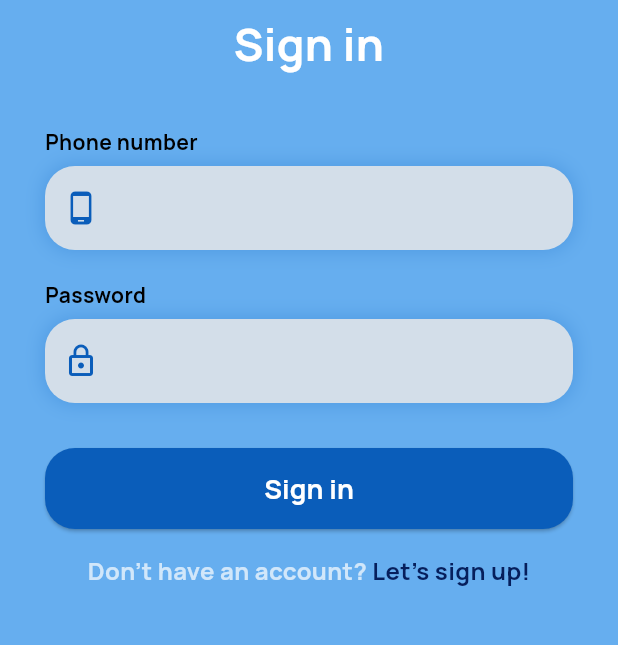
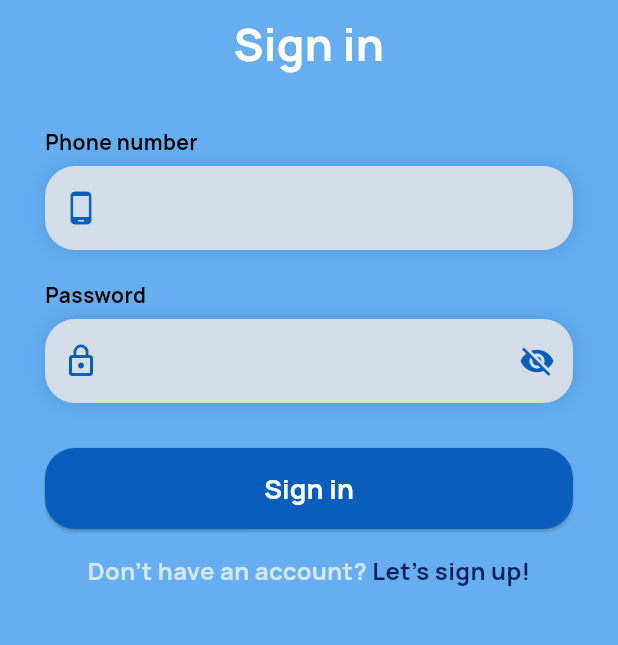
Before and after one commit to HeliaShafiee/APProject, a Flutter app: the screen it shows after launch, on a phone screen of 412 x 824 dp, the part 374-1019 px from its top. Run offline on Flutter 3.47's test engine with Material 3 defaults, Android fonts, the light colour scheme and no system bars; our stand-ins replace google_fonts.

Commit message:
add phone and password validation with password visibility toggle

```diff
--- a/lib/Screens/auth/sign_in.dart
+++ b/lib/Screens/auth/sign_in.dart
@@ -1,7 +1,6 @@
 import 'package:approject/Screens/auth/sign_up.dart';
 import 'package:flutter/material.dart';
 import 'package:google_fonts/google_fonts.dart';
-
 
 class SignInScreen extends StatefulWidget {
   const SignInScreen({super.key});
@@ -9,8 +8,12 @@ class SignInScreen extends StatefulWidget {
   @override
   State<SignInScreen> createState() => _SignInScreenState();
 }
-class _SignInScreenState extends State<SignInScreen>{
+
+class _SignInScreenState extends State<SignInScreen> {
   String? phoneError;
+  String? passwordError;
+  bool obscurePassword = true;
+
 
   @override
   Widget build(BuildContext context) {
@@ -29,7 +32,7 @@ class _SignInScreenState extends State<SignInScreen>{
                 style: GoogleFonts.pacifico(
                   fontSize: 46,
                   fontWeight: FontWeight.bold,
-                  color: Color(0xFF061F5C),
+                  color: const Color(0xFF061F5C),
                 ),
               ),
               const SizedBox(height: 8),
@@ -37,7 +40,8 @@ class _SignInScreenState extends State<SignInScreen>{
                 'Sign in',
                 textAlign: TextAlign.center,
                 style: GoogleFonts.manrope(
-                  fontSize: 30,fontWeight: FontWeight.bold,
+                  fontSize: 30,
+                  fontWeight: FontWeight.bold,
                   color: Colors.white,
                 ),
               ),
@@ -60,7 +64,11 @@ class _SignInScreenState extends State<SignInScreen>{
                 ),
                 child: Text(
                   'Sign in',
-                  style: GoogleFonts.manrope(fontSize: 18, color: Colors.white,fontWeight: FontWeight.bold),
+                  style: GoogleFonts.manrope(
+                    fontSize: 18,
+                    color: Colors.white,
+                    fontWeight: FontWeight.bold,
+                  ),
                 ),
               ),
 
@@ -73,7 +81,8 @@ class _SignInScreenState extends State<SignInScreen>{
                     "Don't have an account? ",
                     style: GoogleFonts.manrope(
                       color: Colors.white70,
-                      fontSize: 16,fontWeight: FontWeight.bold
+                      fontSize: 16,
+                      fontWeight: FontWeight.bold,
                     ),
                   ),
                   GestureDetector(
@@ -85,10 +94,10 @@ class _SignInScreenState extends State<SignInScreen>{
                         ),
                       );
                     },
-                    child:  Text(
+                    child: Text(
                       "Let's sign up!",
                       style: GoogleFonts.manrope(
-                        color: Color(0xFF061F5C),
+                        color: const Color(0xFF061F5C),
                         fontSize: 16,
                         fontWeight: FontWeight.bold,
                       ),
@@ -96,7 +105,6 @@ class _SignInScreenState extends State<SignInScreen>{
                   ),
                 ],
               ),
-
             ],
           ),
         ),
@@ -129,14 +137,17 @@ class _SignInScreenState extends State<SignInScreen>{
             ],
           ),
           child: TextField(
-            obscureText: obscure,
-            keyboardType: obscure ? TextInputType.text : TextInputType.phone,
-            onChanged: (value){
-              if(label == 'Phone number'){
-                setState((){
+            obscureText: label == 'Password' ? obscurePassword: obscure,
+            keyboardType:
+            obscure ? TextInputType.text : TextInputType.phone,
+            onChanged: (value) {
+              setState(() {
+                if (label == 'Phone number') {
                   phoneError = validatePhoneNumber(value);
+                } else if (label == 'Password') {
+                  passwordError = validatePassword(value);
+                }
               });
-              }
             },
             decoration: InputDecoration(
               filled: true,
@@ -146,6 +157,19 @@ class _SignInScreenState extends State<SignInScreen>{
                 obscure ? Icons.lock_outline : Icons.phone_android,
                 color: const Color(0xFF0A5DBA),
               ),
+
+              suffixIcon: label == 'Password' ? IconButton(
+                  icon : Icon(obscurePassword ?
+                          Icons.visibility_off :
+                          Icons.visibility,
+                          color: const Color(0xFF0A5DBA),),
+                onPressed: () {
+                    setState(() {
+                      obscurePassword = !obscurePassword;
+                    });
+              },
+              )
+              : null,
 
               enabledBorder: OutlineInputBorder(
                 borderRadius: BorderRadius.circular(20),
@@ -162,25 +186,75 @@ class _SignInScreenState extends State<SignInScreen>{
             ),
           ),
         ),
-        if(label == 'Phone number' && phoneError != null)
-          Padding(padding:  const EdgeInsets.only(top: 6, left: 8),
-                  child: Text(phoneError!, style: GoogleFonts.manrope(
-                  color: Colors.redAccent, fontSize: 13,
+
+        if (label == 'Phone number' && phoneError != null)
+          Padding(
+            padding: const EdgeInsets.only(top: 6, left: 8),
+            child: Text(
+              phoneError!,
+              style: GoogleFonts.manrope(
+                color: Colors.redAccent,
+                fontSize: 13,
                 fontWeight: FontWeight.w600,
-    ),),
+              ),
+            ),
+          ),
+
+        if (label == 'Password' && passwordError != null)
+          Padding(
+            padding: const EdgeInsets.only(top: 6, left: 8),
+            child: Text(
+              passwordError!,
+              style: GoogleFonts.manrope(
+                color: Colors.redAccent,
+                fontSize: 13,
+                fontWeight: FontWeight.w600,
+              ),
+            ),
           ),
       ],
     );
   }
-  //Validate methides :
-String? validatePhoneNumber(String value){
 
-    if(!RegExp(r'\d+$').hasMatch(value)){
-      return "Phone number must contains digits only!";
+  //Validate methods
+
+  String? validatePhoneNumber(String value) {
+    if (value.isEmpty) {
+      return 'Phone number must be 11 digits';
     }
-    if(value.length != 11 || value.isEmpty){
-      return "Phone number must be 11 digits.";
+
+    if (!RegExp(r'^\d+$').hasMatch(value)) {
+      return 'Phone number must contain digits only!';
     }
+
+    if (value.length != 11) {
+      return 'Phone number must be 11 digits';
+    }
+
+    return null;
+  }
+
+  String? validatePassword(String value) {
+    if (value.isEmpty || value.length < 8) {
+      return 'Password must be at least 8 characters';
+    }
+
+    if (!RegExp(r'[A-Z]').hasMatch(value)) {
+      return 'Password must contain an uppercase letter';
+    }
+
+    if (!RegExp(r'[a-z]').hasMatch(value)) {
+      return 'Password must contain a lowercase letter';
+    }
+
+    if (!RegExp(r'\d').hasMatch(value)) {
+      return 'Password must contain a digit';
+    }
+
+    if (!RegExp(r'[!@#$%^&*(),.?":{}|<>]').hasMatch(value)) {
+      return 'Password must contain a special character';
+    }
+
     return null;
   }
 }
```
Lines whose indentation alone changed are shown as unchanged.
